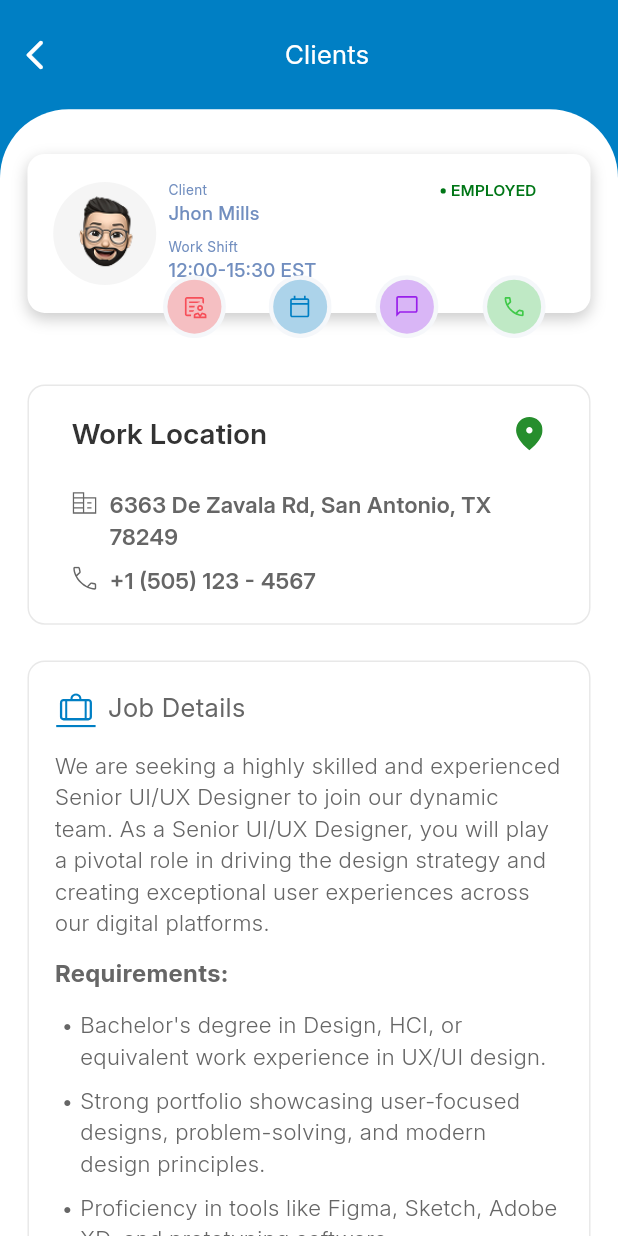
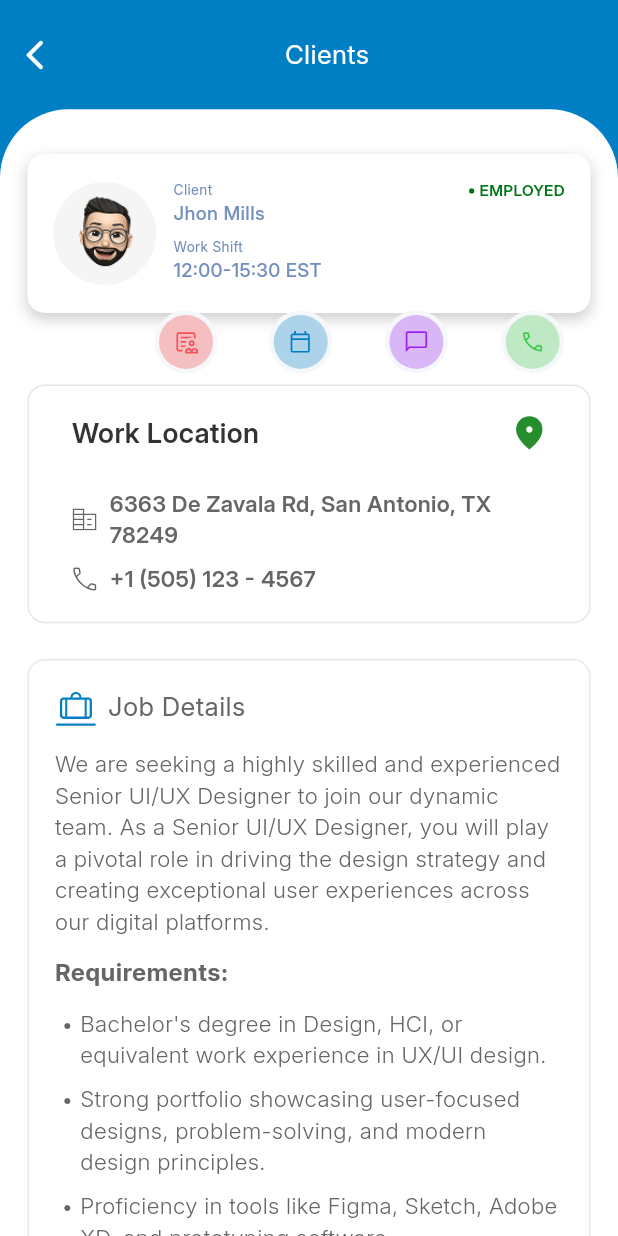
Before and after one commit to NITIN9694/Chat-App, a Flutter app: the ClientPageDetail screen opened by its route, on a phone screen of 412 x 824 dp. Run offline on Flutter 3.47's test engine with Material 3 defaults, Android fonts, the phone set to English and light mode, and no system bars; our stand-ins replace another_flushbar, bloc, device_preview, dio, flutter_bloc, flutter_screenutil and 6 more; accounts and stored records are empty.

Commit message:
working on ui

```diff
--- a/lib/main.dart
+++ b/lib/main.dart
@@ -57,7 +57,7 @@ class MyApp extends StatelessWidget {
                   colorScheme: ColorScheme.fromSeed(seedColor: Colors.deepPurple),
                   useMaterial3: true,
                 ),
-                initialRoute: AppRoutes.splash,
+                initialRoute: AppRoutes.main,
                 onGenerateRoute: AppPages.onGenerateRoute,
               ))
             ) ;
--- a/lib/screens/client_detail/presentation/pages/client_detail_page.dart
+++ b/lib/screens/client_detail/presentation/pages/client_detail_page.dart
@@ -28,14 +28,22 @@ class _ClientPageDetailState extends State<ClientPageDetail> {
   Widget build(BuildContext context) {
     return Scaffold(
         backgroundColor: AppColors.col007FC4,
-        body: Column(
-          mainAxisAlignment: MainAxisAlignment.start,
-          crossAxisAlignment: CrossAxisAlignment.start,
+        body: LayoutBuilder(
+          builder: (context, constraints) {
+            final double constraintsHeight = constraints.maxHeight;
+            final double constraintsWidth = constraints.maxWidth;
+            double width = MediaQuery.of(context).size.width;
+            print("width ${width}");
+
+            return Stack(
+              children: [
+                Column(
                   children: [
                     SizedBox(height: 20.h),
                     Padding(
                       padding: EdgeInsets.symmetric(horizontal: 10.w),
-              child: AppCommonWidgets().commonAppBar(context, "Clients"),
+                      child:
+                          AppCommonWidgets().commonAppBar(context, "Clients"),
                     ),
                     SizedBox(height: 20.h),
                     Expanded(
@@ -49,24 +57,21 @@ class _ClientPageDetailState extends State<ClientPageDetail> {
                           ),
                         ),
                         child: SingleChildScrollView(
-                  padding:
-                      EdgeInsets.symmetric(horizontal: 16.w, vertical: 25.h),
-                  child: Stack(
-                    children: [
-                      Column(
+                          padding: EdgeInsets.symmetric(
+                              horizontal: 16.w, vertical: 25.h),
+                          child: Column(
                             crossAxisAlignment: CrossAxisAlignment.start,
                             children: [
-                          //user profile tile
-
+                              // User Profile Tile
                               Container(
                                 padding: EdgeInsets.all(15.sp),
                                 decoration: BoxDecoration(
                                   color: AppColors.colWhite,
                                   borderRadius: BorderRadius.circular(10.r),
-                              boxShadow: AppCommonWidgets().commonBoxShadow(),
+                                  boxShadow:
+                                      AppCommonWidgets().commonBoxShadow(),
                                 ),
                                 child: Row(
-                              mainAxisAlignment: MainAxisAlignment.start,
                                   crossAxisAlignment: CrossAxisAlignment.start,
                                   children: [
                                     Container(
@@ -81,93 +86,66 @@ class _ClientPageDetailState extends State<ClientPageDetail> {
                                         fit: BoxFit.contain,
                                       ),
                                     ),
-                                SizedBox(
-                                  width: 7.w,
-                                ),
+                                    SizedBox(width: 10.w),
                                     Column(
-                                  mainAxisAlignment:
-                                      MainAxisAlignment.spaceEvenly,
-                                  crossAxisAlignment: CrossAxisAlignment.start,
-                                  children: [
-                                    Column(
-                                      mainAxisAlignment:
-                                          MainAxisAlignment.start,
                                       crossAxisAlignment:
                                           CrossAxisAlignment.start,
                                       children: [
-                                        Text(
-                                          "Client",
+                                        Text("Client",
                                             style: regularTextStyle(
                                                 fontSize: dimen8.sp,
-                                              color: AppColors.col718E),
-                                        ),
-                                        Text(
-                                          "Jhon Mills",
+                                                color: AppColors.col718E)),
+                                        Text("Jhon Mills",
                                             style: mediumTextStyle(
                                                 fontSize: dimen11.sp,
-                                              color: AppColors.col718E),
-                                        )
+                                                color: AppColors.col718E)),
+                                        SizedBox(height: 6.h),
+                                        Text("Work Shift",
+                                            style: regularTextStyle(
+                                                fontSize: dimen8.sp,
+                                                color: AppColors.col718E)),
+                                        Text("12:00-15:30 EST",
+                                            style: mediumTextStyle(
+                                                fontSize: dimen11.sp,
+                                                color: AppColors.col718E)),
                                       ],
                                     ),
-                                    SizedBox(
-                                      height: 6.h,
-                                    ),
+                                    const Spacer(),
                                     Column(
                                       mainAxisAlignment:
-                                          MainAxisAlignment.start,
-                                      crossAxisAlignment:
-                                          CrossAxisAlignment.start,
+                                          MainAxisAlignment.center,
                                       children: [
-                                        Text(
-                                          "Work Shift",
-                                          style: regularTextStyle(
-                                              fontSize: dimen8.sp,
-                                              color: AppColors.col718E),
-                                        ),
-                                        Text(
-                                          "12:00-15:30 EST",
-                                          style: mediumTextStyle(
-                                              fontSize: dimen11.sp,
-                                              color: AppColors.col718E),
-                                        )
-                                      ],
-                                    ),
-                                  ],
-                                ),
-                                Spacer(),
-                                Expanded(
-                                  child: Row(
-                                    mainAxisAlignment: MainAxisAlignment.center,
-                                    crossAxisAlignment:
-                                        CrossAxisAlignment.center,
+                                        Row(
+                                          mainAxisAlignment:
+                                              MainAxisAlignment.center,
                                           children: [
                                             Container(
                                               height: 3.h,
                                               width: 3.w,
                                               decoration: BoxDecoration(
                                                 shape: BoxShape.circle,
-                                            color: AppColors.col007616),
+                                                color: AppColors.col007616,
                                               ),
-                                      SizedBox(
-                                        width: 3.w,
                                             ),
-                                      Expanded(
-                                        child: Text(
+                                            SizedBox(width: 3.w),
+                                            Text(
                                               "employed".toUpperCase(),
                                               overflow: TextOverflow.ellipsis,
                                               maxLines: 1,
                                               style: semiBoldTextStyle(
                                                 fontSize: dimen9.sp,
-                                              color: AppColors.col007616),
+                                                color: AppColors.col007616,
                                               ),
-                                      )
+                                            ),
                                           ],
                                         ),
+                                      ],
                                     )
                                   ],
                                 ),
                               ),
-                          //work location tile
+
+                              // Work Location
                               Container(
                                 margin: EdgeInsets.only(top: 40.h),
                                 padding: EdgeInsets.symmetric(
@@ -175,44 +153,32 @@ class _ClientPageDetailState extends State<ClientPageDetail> {
                                 decoration: BoxDecoration(
                                   borderRadius: BorderRadius.circular(10.r),
                                   border: Border.all(
-                                    color: AppColors.col1E1E.withOpacity(0.1))),
+                                      color:
+                                          AppColors.col1E1E.withOpacity(0.1)),
+                                ),
                                 child: Column(
-                              mainAxisAlignment: MainAxisAlignment.start,
                                   crossAxisAlignment: CrossAxisAlignment.start,
                                   children: [
                                     Row(
                                       mainAxisAlignment:
                                           MainAxisAlignment.spaceBetween,
-                                  crossAxisAlignment: CrossAxisAlignment.center,
                                       children: [
-                                    Text(
-                                      "Work Location",
+                                        Text("Work Location",
                                             style: semiBoldTextStyle(
-                                          fontSize: dimen16.h,
-                                          color: AppColors.col333),
-                                    ),
-                                    SvgPicture.asset(
-                                      Assets.svg.locationOn,
-                                      height: 20.h,
-                                      width: 20.w,
-                                    )
+                                                fontSize: dimen16.sp,
+                                                color: AppColors.col333)),
+                                        SvgPicture.asset(Assets.svg.locationOn,
+                                            height: 20.h, width: 20.w),
                                       ],
                                     ),
-                                SizedBox(
-                                  height: 20.h,
-                                ),
+                                    SizedBox(height: 20.h),
                                     Row(
-                                  mainAxisAlignment: MainAxisAlignment.start,
-                                  crossAxisAlignment: CrossAxisAlignment.start,
                                       children: [
                                         SvgPicture.asset(
                                             Assets.svg.corporateFare,
                                             height: 15.h,
-                                      width: 15.w,
-                                    ),
-                                    SizedBox(
-                                      width: 7.w,
-                                    ),
+                                            width: 15.w),
+                                        SizedBox(width: 7.w),
                                         Expanded(
                                           child: Text(
                                             "6363 De Zavala Rd, San Antonio, TX 78249",
@@ -220,166 +186,128 @@ class _ClientPageDetailState extends State<ClientPageDetail> {
                                                 fontSize: dimen13.sp,
                                                 color: AppColors.col6666),
                                           ),
-                                    )
+                                        ),
                                       ],
                                     ),
-                                SizedBox(
-                                  height: 7.h,
-                                ),
+                                    SizedBox(height: 7.h),
                                     Row(
-                                  mainAxisAlignment: MainAxisAlignment.start,
-                                  crossAxisAlignment: CrossAxisAlignment.start,
                                       children: [
-                                    SvgPicture.asset(
-                                      Assets.svg.call,
-                                      height: 15.h,
-                                      width: 15.w,
-                                    ),
-                                    SizedBox(
-                                      width: 7.w,
-                                    ),
-                                    Expanded(
-                                      child: Text(
+                                        SvgPicture.asset(Assets.svg.call,
+                                            height: 15.h, width: 15.w),
+                                        SizedBox(width: 7.w),
+                                        Text(
                                           "+1 (505) 123 - 4567",
                                           style: semiBoldTextStyle(
                                               fontSize: dimen13.sp,
                                               color: AppColors.col6666),
                                         ),
-                                    )
                                       ],
-                                )
+                                    ),
                                   ],
                                 ),
                               ),
 
-                          //job detsils
+                              // Job Detail
                               JobDetailTile(),
-                          SizedBox(
-                            height: 30.h,
-                          ),
-                          Row(
-                            children: [
-                              Text(
-                                "Assigned Tasks",
-                                style: semiBoldTextStyle(
-                                    fontSize: dimen16.sp,
-                                    color: AppColors.col333),
-                              ),
-                              SizedBox(
-                                width: 8.w,
-                              ),
-                              Container(
-                                padding: EdgeInsets.all(3.sp),
-                                decoration: BoxDecoration(
-                                    shape: BoxShape.circle,
-                                    border:
-                                        Border.all(color: AppColors.col004576)),
-                                child: Center(
-                                  child: Text(
-                                    "25",
-                                    style: lightTextStyle(
-                                        fontSize: dimen8.sp,
-                                        color: AppColors.col004576),
-                                  ),
-                                ),
-                              )
-                            ],
-                          ),
-                          //Assigned Task
+                              SizedBox(height: 30.h),
+
+                              // Assigned Tasks Header
+                              _buildSectionHeader("Assigned Tasks", "25"),
                               AssignedTaskList(),
-                          SizedBox(
-                            height: 30.h,
-                          ),
-                          Row(
-                            children: [
-                              Text(
-                                "Assigned Tasks",
-                                style: semiBoldTextStyle(
-                                    fontSize: dimen16.sp,
-                                    color: AppColors.col333),
-                              ),
-                              SizedBox(
-                                width: 8.w,
-                              ),
-                              Container(
-                                padding: EdgeInsets.all(3.sp),
-                                decoration: BoxDecoration(
-                                    shape: BoxShape.circle,
-                                    border:
-                                        Border.all(color: AppColors.col004576)),
-                                child: Center(
-                                  child: Text(
-                                    "25",
-                                    style: lightTextStyle(
-                                        fontSize: dimen8.sp,
-                                        color: AppColors.col004576),
-                                  ),
-                                ),
-                              )
-                            ],
-                          ),
-                          //Assigned training
+                              SizedBox(height: 30.h),
+
+                              // Assigned Trainings Header
+                              _buildSectionHeader("Assigned Trainings", "25"),
                               AssignedTrainingList(),
-                        ],
-                      ),
-                      Positioned(
-                        top: kToolbarHeight + 20.h,
-                        left: kToolbarHeight + 30.w,
-                        right: 0,
-                        child: Row(
-                          mainAxisAlignment: MainAxisAlignment.spaceBetween,
-                          crossAxisAlignment: CrossAxisAlignment.center,
-                          children: [
-                            GestureDetector(
-                                onTap:(){
-                                  Navigator.pushNamed(context, AppRoutes.profilePage);
-                                },
-
-                                child: SvgPicture.asset(Assets.svg.docIconJob)),
-                            GestureDetector(
-                                onTap:(){
-                                  Navigator.pushAndRemoveUntil(
-                                    context,
-                                    MaterialPageRoute(
-                                      builder: (_) => MainPage(initialIndex: 1,), // 1 = Jobs, 2 = Chat etc.
-                                    ),
-                                        (route) => false,
-                                  );
-                                },
-
-                                child: SvgPicture.asset(Assets.svg.calIconJob)),
-                            GestureDetector(
-                                onTap: (){
-                                  Navigator.pushAndRemoveUntil(
-                                    context,
-                                    MaterialPageRoute(
-                                      builder: (_) => MainPage(initialIndex: 2,), // 1 = Jobs, 2 = Chat etc.
-                                    ),
-                                        (route) => false,
-                                  );
-                                },
-                                child: SvgPicture.asset(Assets.svg.docChatJob)),
-                            SvgPicture.asset(Assets.svg.callIconJob),
-                            SizedBox(
-                              width: 1.w,
-                            ),
-                          ],
-                        ),
-                      )
                             ],
                           ),
                         ),
                       ),
                     ),
                   ],
+                ),
+
+                // Bottom Navigation Overlay
+                Positioned(
+                  top: width>=600?constraintsHeight * 0.27:constraintsHeight * 0.25,
+                  left: constraintsWidth * 0.25,
+                  right: 0,
+                  child: Row(
+                    mainAxisAlignment: MainAxisAlignment.spaceBetween,
+                    children: [
+                      _navIcon(
+                          () => Navigator.pushNamed(
+                              context, AppRoutes.profilePage),
+                          Assets.svg.docIconJob),
+                      _navIcon(() {
+                        Navigator.pushAndRemoveUntil(
+                          context,
+                          MaterialPageRoute(
+                              builder: (_) => MainPage(initialIndex: 1)),
+                          (route) => false,
+                        );
+                      }, Assets.svg.calIconJob),
+                      _navIcon(() {
+                        Navigator.pushAndRemoveUntil(
+                          context,
+                          MaterialPageRoute(
+                              builder: (_) => MainPage(initialIndex: 2)),
+                          (route) => false,
+                        );
+                      }, Assets.svg.docChatJob),
+                      SvgPicture.asset(Assets.svg.callIconJob),
+                      SizedBox(width: 1.w),
+                    ],
+                  ),
+                )
+              ],
+            );
+          },
         ));
   }
 
-  double getHeight(BuildContext context) {
+  Widget _buildSectionHeader(String title, String count) {
+    return Row(
+      children: [
+        Text(
+          title,
+          style:
+              semiBoldTextStyle(fontSize: dimen16.sp, color: AppColors.col333),
+        ),
+        SizedBox(width: 8.w),
+        Container(
+          padding: EdgeInsets.all(3.sp),
+          decoration: BoxDecoration(
+            shape: BoxShape.circle,
+            border: Border.all(color: AppColors.col004576),
+          ),
+          child: Center(
+            child: Text(
+              count,
+              style: lightTextStyle(
+                  fontSize: dimen8.sp, color: AppColors.col004576),
+            ),
+          ),
+        ),
+      ],
+    );
+  }
+
+  Widget _navIcon(VoidCallback onTap, String asset) {
+    return GestureDetector(
+      onTap: onTap,
+      child: SvgPicture.asset(asset),
+    );
+  }
+
+  double getTapPost(
+    BuildContext context,
+      constraints
+  ) {
     double width = MediaQuery.of(context).size.width;
 
-    if (width >= 900) return 350.h; // Large tablets
-    if (width >= 600) return 250.h; // Small tablets
-    return 200.h; // Phones
+    if (width >= 900) return 0.95;
+    if (width >= 600) return 0.9;
+    return 0.7.h;
   }
 }
```
Also changed, not shown: lib/screens/chat_detail/presentation/pages/chat_detail_page.dart (+9 -3 lines), lib/screens/dash_board/client/presentation/widget/client_grid_view.dart (+34 -20 lines), lib/screens/dash_board/client/presentation/widget/coustom_grid.dart (deleted, +0 -68 lines), lib/screens/profile/presentation/pages/profile_page.dart (+18 -12 lines). Lines whose indentation alone changed are shown as unchanged.
